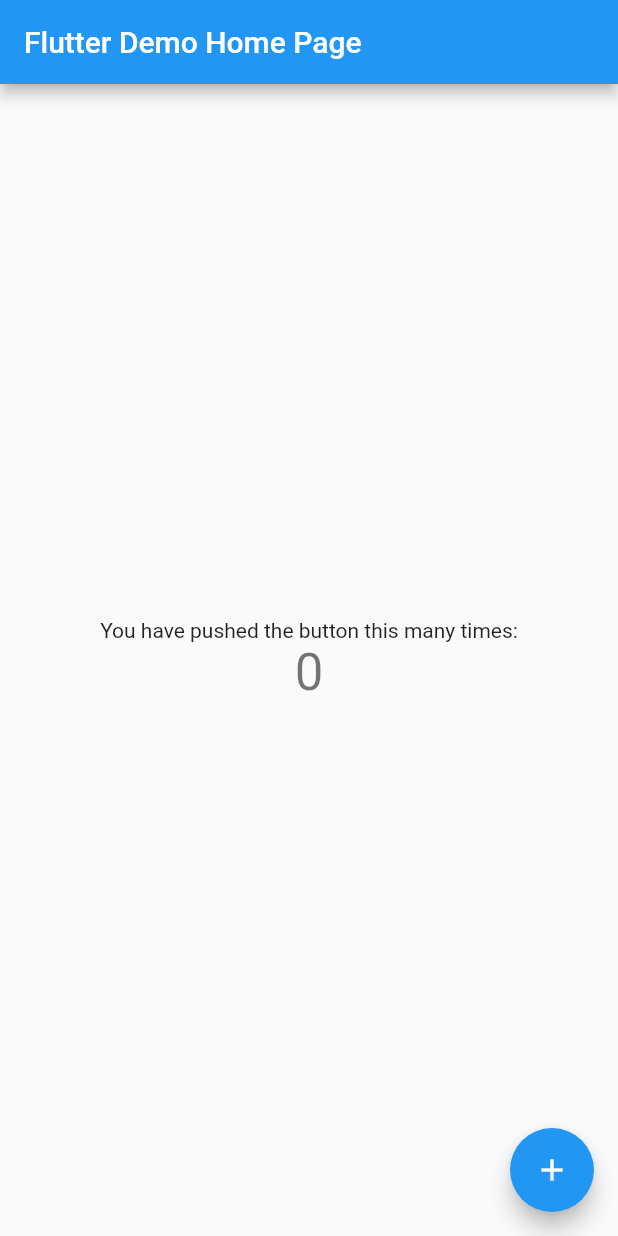
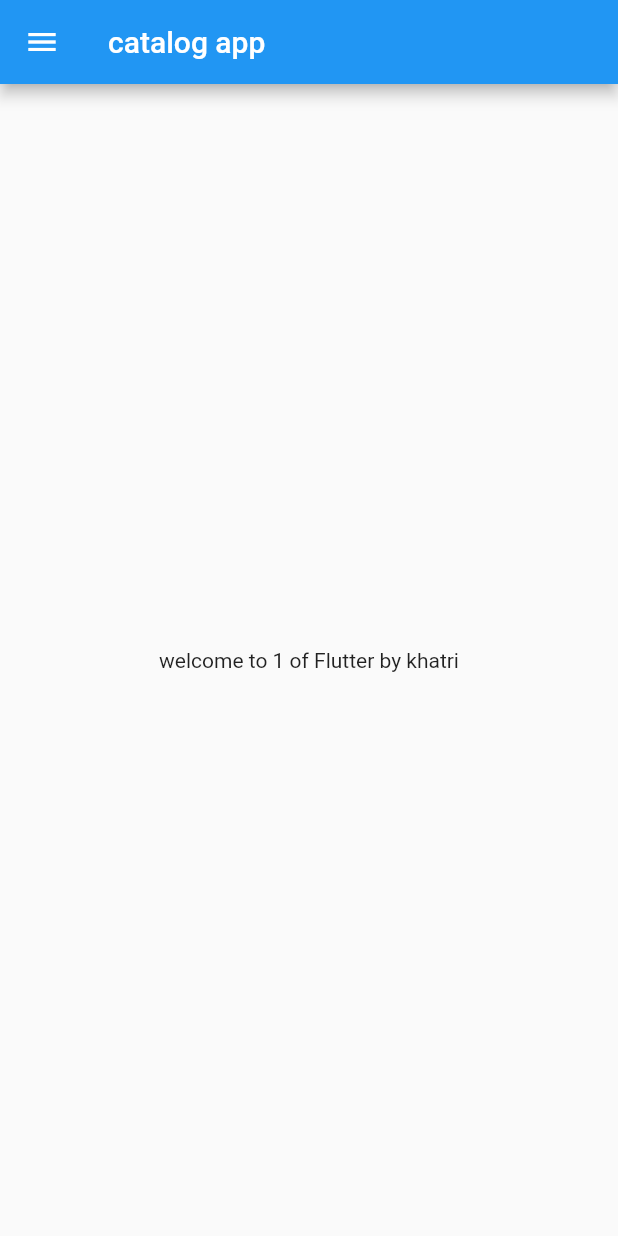
Before and after one commit to Rahulsinghkhatri/FIRST_FLUTTER_APP, a Flutter app: the screen it shows after launch, on a phone screen of 412 x 824 dp. Run offline on Flutter 3.47's test engine with Material 2 defaults, Android fonts, the phone set to English and light mode, and no system bars.

Commit message:
day2 completed

```diff
--- /dev/null
+++ b/flutter_application_1/lib/home_page.dart
@@ -0,0 +1,19 @@
+import 'package:flutter/material.dart';
+
+class HomePage extends StatelessWidget {
+  @override
+  Widget build(BuildContext context) {
+    final int day = 1;
+    final String name = "khatri";
+
+    return Scaffold(
+      appBar: AppBar(
+        title: Text("catalog app"),
+      ),
+      body: Center(
+        child: Container(child: Text('welcome to $day of Flutter by $name')),
+      ),
+      drawer: Drawer(),
+    );
+  }
+}
--- a/flutter_application_1/lib/main.dart
+++ b/flutter_application_1/lib/main.dart
@@ -1,115 +1,15 @@
 import 'package:flutter/material.dart';
+import 'package:flutter_application_1/home_page.dart';
 
 void main() {
-  runApp(const MyApp());
+  runApp(MyApp());
 }
 
 class MyApp extends StatelessWidget {
-  const MyApp({Key? key}) : super(key: key);
-
-  // This widget is the root of your application.
   @override
   Widget build(BuildContext context) {
     return MaterialApp(
-      title: 'Flutter Demo',
-      theme: ThemeData(
-        // This is the theme of your application.
-        //
-        // Try running your application with "flutter run". You'll see the
-        // application has a blue toolbar. Then, without quitting the app, try
-        // changing the primarySwatch below to Colors.green and then invoke
-        // "hot reload" (press "r" in the console where you ran "flutter run",
-        // or simply save your changes to "hot reload" in a Flutter IDE).
-        // Notice that the counter didn't reset back to zero; the application
-        // is not restarted.
-        primarySwatch: Colors.blue,
-      ),
-      home: const MyHomePage(title: 'Flutter Demo Home Page'),
+      home: HomePage(),
     );
   }
 }
-
-class MyHomePage extends StatefulWidget {
-  const MyHomePage({Key? key, required this.title}) : super(key: key);
-
-  // This widget is the home page of your application. It is stateful, meaning
-  // that it has a State object (defined below) that contains fields that affect
-  // how it looks.
-
-  // This class is the configuration for the state. It holds the values (in this
-  // case the title) provided by the parent (in this case the App widget) and
-  // used by the build method of the State. Fields in a Widget subclass are
-  // always marked "final".
-
-  final String title;
-
-  @override
-  State<MyHomePage> createState() => _MyHomePageState();
-}
-
-class _MyHomePageState extends State<MyHomePage> {
-  int _counter = 0;
-
-  void _incrementCounter() {
-    setState(() {
-      // This call to setState tells the Flutter framework that something has
-      // changed in this State, which causes it to rerun the build method below
-      // so that the display can reflect the updated values. If we changed
-      // _counter without calling setState(), then the build method would not be
-      // called again, and so nothing would appear to happen.
-      _counter++;
-    });
-  }
-
-  @override
-  Widget build(BuildContext context) {
-    // This method is rerun every time setState is called, for instance as done
-    // by the _incrementCounter method above.
-    //
-    // The Flutter framework has been optimized to make rerunning build methods
-    // fast, so that you can just rebuild anything that needs updating rather
-    // than having to individually change instances of widgets.
-    return Scaffold(
-      appBar: AppBar(
-        // Here we take the value from the MyHomePage object that was created by
-        // the App.build method, and use it to set our appbar title.
-        title: Text(widget.title),
-      ),
-      body: Center(
-        // Center is a layout widget. It takes a single child and positions it
-        // in the middle of the parent.
-        child: Column(
-          // Column is also a layout widget. It takes a list of children and
-          // arranges them vertically. By default, it sizes itself to fit its
-          // children horizontally, and tries to be as tall as its parent.
-          //
-          // Invoke "debug painting" (press "p" in the console, choose the
-          // "Toggle Debug Paint" action from the Flutter Inspector in Android
-          // Studio, or the "Toggle Debug Paint" command in Visual Studio Code)
-          // to see the wireframe for each widget.
-          //
-          // Column has various properties to control how it sizes itself and
-          // how it positions its children. Here we use mainAxisAlignment to
-          // center the children vertically; the main axis here is the vertical
-          // axis because Columns are vertical (the cross axis would be
-          // horizontal).
-          mainAxisAlignment: MainAxisAlignment.center,
-          children: <Widget>[
-            const Text(
-              'You have pushed the button this many times:',
-            ),
-            Text(
-              '$_counter',
-              style: Theme.of(context).textTheme.headline4,
-            ),
-          ],
-        ),
-      ),
-      floatingActionButton: FloatingActionButton(
-        onPressed: _incrementCounter,
-        tooltip: 'Increment',
-        child: const Icon(Icons.add),
-      ), // This trailing comma makes auto-formatting nicer for build methods.
-    );
-  }
-}
```
Also changed, not shown: 1 other file.
